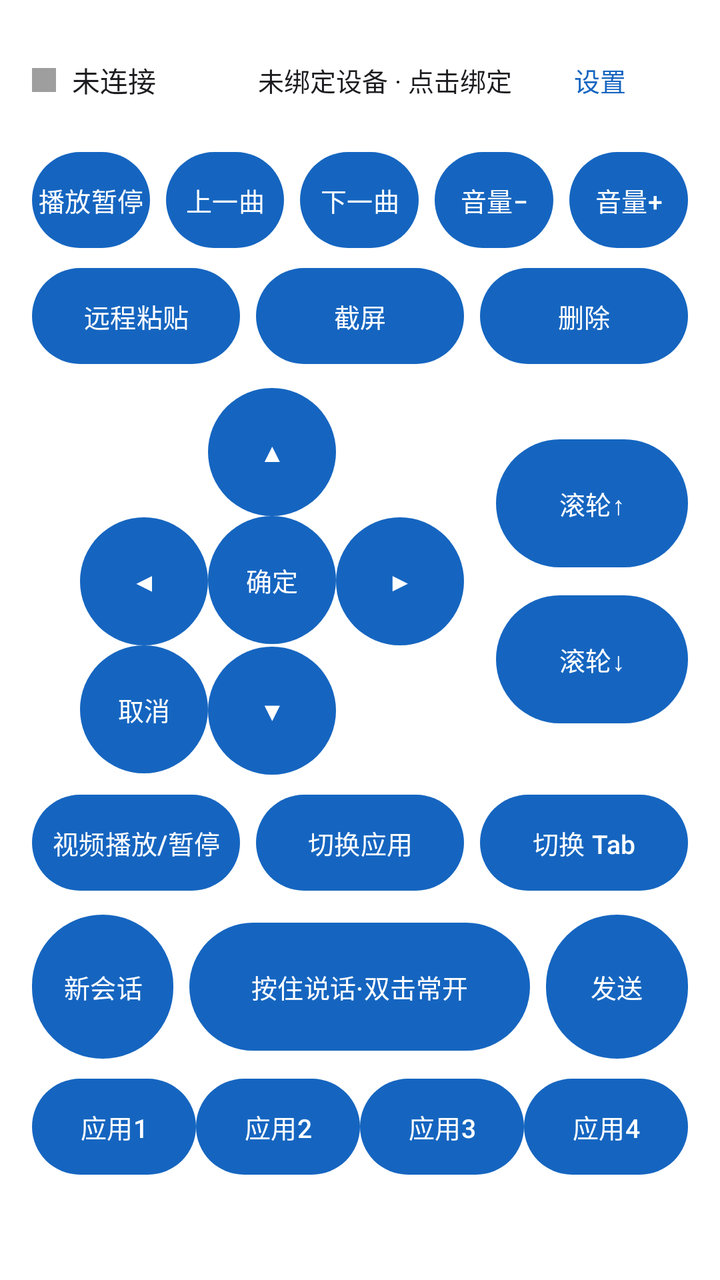
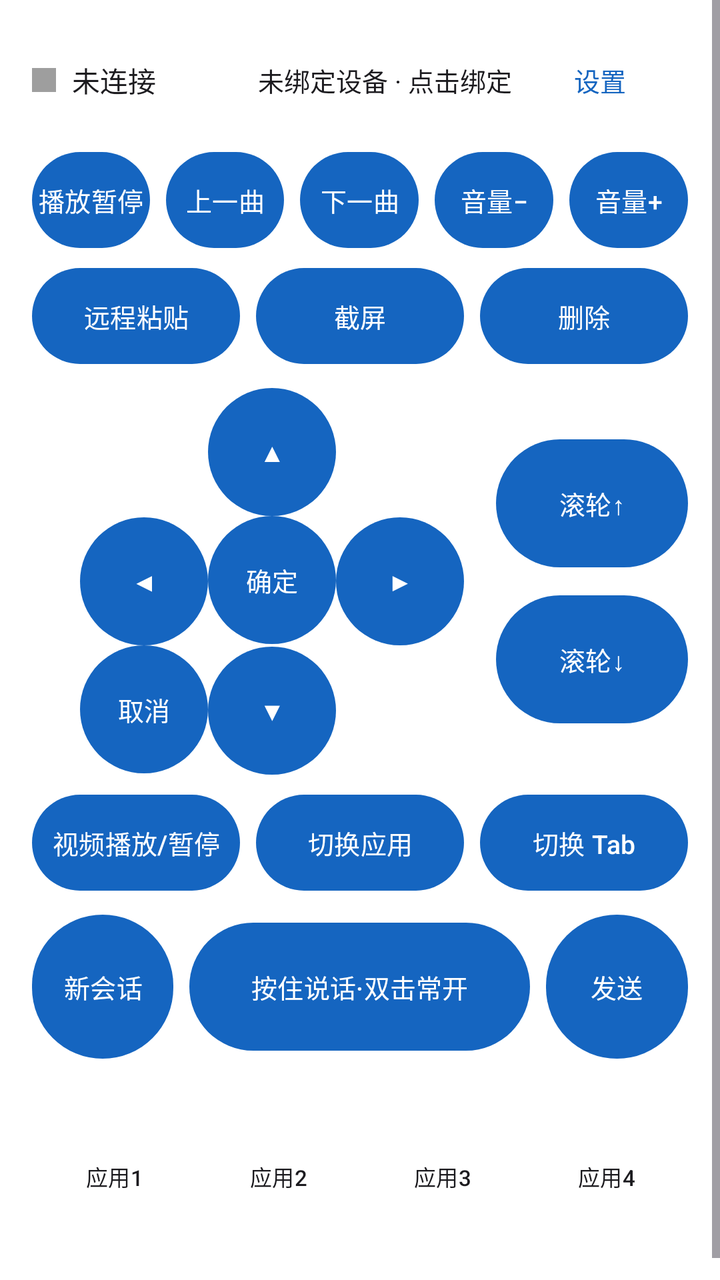

The first picture is an Android layout as it rendered before a commit; the second is the same layout after the commit. The layout source and the unified diff follow.
<!-- AndroidManifest.xml: application theme Theme.RemoteMic -->
<!-- res/layout/activity_main.xml -->
<?xml version="1.0" encoding="utf-8"?>
<ScrollView xmlns:android="http://schemas.android.com/apk/res/android"
    android:layout_width="match_parent"
    android:layout_height="match_parent"
    android:fillViewport="true">

    <LinearLayout
        android:layout_width="match_parent"
        android:layout_height="wrap_content"
        android:orientation="vertical"
        android:padding="16dp">

        
        <LinearLayout
            android:layout_width="match_parent"
            android:layout_height="wrap_content"
            android:orientation="horizontal"
            android:gravity="center_vertical">

            <View
                android:id="@+id/statusDot"
                android:layout_width="12dp"
                android:layout_height="12dp"
                android:background="#9E9E9E" />

            <TextView
                android:id="@+id/statusText"
                android:layout_width="wrap_content"
                android:layout_height="wrap_content"
                android:layout_marginStart="8dp"
                android:text="未连接" />

            <TextView
                android:id="@+id/tvDevice"
                android:layout_width="0dp"
                android:layout_height="wrap_content"
                android:layout_marginStart="12dp"
                android:layout_weight="1"
                android:background="?attr/selectableItemBackground"
                android:gravity="end"
                android:paddingVertical="6dp"
                android:text="未绑定设备 · 点击绑定"
                android:textSize="13sp" />

            <com.google.android.material.button.MaterialButton
                android:id="@+id/btnSettings"
                style="@style/Widget.Material3.Button.TextButton"
                android:layout_width="wrap_content"
                android:layout_height="wrap_content"
                android:text="设置"
                android:textSize="13sp" />
        </LinearLayout>

        
        <LinearLayout
            android:layout_width="match_parent"
            android:layout_height="wrap_content"
            android:layout_marginTop="12dp"
            android:orientation="horizontal">

            <com.google.android.material.button.MaterialButton
                android:id="@+id/btnPlayPause"
                style="@style/Widget.RemoteMic.Key"
                android:layout_width="0dp"
                android:layout_height="48dp"
                android:layout_weight="1"
                android:text="播放暂停" />

            <com.google.android.material.button.MaterialButton
                android:id="@+id/btnPrev"
                style="@style/Widget.RemoteMic.Key"
                android:layout_width="0dp"
                android:layout_height="48dp"
                android:layout_weight="1"
                android:layout_marginStart="8dp"
                android:text="上一曲" />

            <com.google.android.material.button.MaterialButton
                android:id="@+id/btnNext"
                style="@style/Widget.RemoteMic.Key"
                android:layout_width="0dp"
                android:layout_height="48dp"
                android:layout_weight="1"
                android:layout_marginStart="8dp"
                android:text="下一曲" />

            <com.google.android.material.button.MaterialButton
                android:id="@+id/btnVolDown"
                style="@style/Widget.RemoteMic.Key"
                android:layout_width="0dp"
                android:layout_height="48dp"
                android:layout_weight="1"
                android:layout_marginStart="8dp"
                android:text="音量−" />

            <com.google.android.material.button.MaterialButton
                android:id="@+id/btnVolUp"
                style="@style/Widget.RemoteMic.Key"
                android:layout_width="0dp"
                android:layout_height="48dp"
                android:layout_weight="1"
                android:layout_marginStart="8dp"
                android:text="音量+" />
        </LinearLayout>

        
        <LinearLayout
            android:layout_width="match_parent"
            android:layout_height="wrap_content"
            android:layout_marginTop="10dp"
            android:orientation="horizontal">

            <com.google.android.material.button.MaterialButton
                android:id="@+id/btnPaste"
                style="@style/Widget.RemoteMic.Key"
                android:layout_width="0dp"
                android:layout_height="48dp"
                android:layout_weight="1"
                android:text="远程粘贴" />

            <com.google.android.material.button.MaterialButton
                android:id="@+id/btnScreenshot"
                style="@style/Widget.RemoteMic.Key"
                android:layout_width="0dp"
                android:layout_height="48dp"
                android:layout_weight="1"
                android:layout_marginStart="8dp"
                android:text="截屏" />

            <com.google.android.material.button.MaterialButton
                android:id="@+id/btnDelete"
                style="@style/Widget.RemoteMic.Key"
                android:layout_width="0dp"
                android:layout_height="48dp"
                android:layout_weight="1"
                android:layout_marginStart="8dp"
                android:text="删除" />
        </LinearLayout>

        
        <LinearLayout
            android:layout_width="match_parent"
            android:layout_height="wrap_content"
            android:layout_marginTop="12dp"
            android:orientation="horizontal"
            android:gravity="center_vertical">

            <GridLayout
                android:layout_width="wrap_content"
                android:layout_height="wrap_content"
                android:layout_marginStart="24dp"
                android:columnCount="3"
                android:rowCount="3"
                android:horizontalGap="10dp"
                android:verticalGap="10dp">

                <View android:layout_width="64dp" android:layout_height="64dp" />

                <com.google.android.material.button.MaterialButton
                    android:id="@+id/btnUp"
                    style="@style/Widget.RemoteMic.Round"
                    android:layout_width="64dp"
                    android:layout_height="64dp"
                    android:text="▲" />

                <View android:layout_width="64dp" android:layout_height="64dp" />

                <com.google.android.material.button.MaterialButton
                    android:id="@+id/btnLeft"
                    style="@style/Widget.RemoteMic.Round"
                    android:layout_width="64dp"
                    android:layout_height="64dp"
                    android:text="◀" />

                <com.google.android.material.button.MaterialButton
                    android:id="@+id/btnOk"
                    style="@style/Widget.RemoteMic.Round"
                    android:layout_width="64dp"
                    android:layout_height="64dp"
                    android:text="确定" />

                <com.google.android.material.button.MaterialButton
                    android:id="@+id/btnRight"
                    style="@style/Widget.RemoteMic.Round"
                    android:layout_width="64dp"
                    android:layout_height="64dp"
                    android:text="▶" />

                <com.google.android.material.button.MaterialButton
                    android:id="@+id/btnCancel"
                    style="@style/Widget.RemoteMic.Round"
                    android:layout_width="64dp"
                    android:layout_height="64dp"
                    android:text="取消" />

                <com.google.android.material.button.MaterialButton
                    android:id="@+id/btnDown"
                    style="@style/Widget.RemoteMic.Round"
                    android:layout_width="64dp"
                    android:layout_height="64dp"
                    android:text="▼" />

                <View android:layout_width="64dp" android:layout_height="64dp" />
            </GridLayout>

            <LinearLayout
                android:layout_width="0dp"
                android:layout_height="wrap_content"
                android:layout_weight="1"
                android:orientation="vertical"
                android:gravity="end">

                <com.google.android.material.button.MaterialButton
                    android:id="@+id/btnScrollPrev"
                    style="@style/Widget.RemoteMic.Key"
                    android:layout_width="96dp"
                    android:layout_height="64dp"
                    android:text="滚轮↑" />

                <com.google.android.material.button.MaterialButton
                    android:id="@+id/btnScrollNext"
                    style="@style/Widget.RemoteMic.Key"
                    android:layout_width="96dp"
                    android:layout_height="64dp"
                    android:layout_marginTop="14dp"
                    android:text="滚轮↓" />
            </LinearLayout>
        </LinearLayout>

        <LinearLayout
            android:layout_width="match_parent"
            android:layout_height="wrap_content"
            android:layout_marginTop="10dp"
            android:orientation="horizontal">

            <com.google.android.material.button.MaterialButton
                android:id="@+id/btnVideoPlayPause"
                style="@style/Widget.RemoteMic.Key"
                android:layout_width="0dp"
                android:layout_height="48dp"
                android:layout_weight="1"
                android:text="视频播放/暂停" />

            <com.google.android.material.button.MaterialButton
                android:id="@+id/btnSwitcher"
                style="@style/Widget.RemoteMic.Key"
                android:layout_width="0dp"
                android:layout_height="48dp"
                android:layout_weight="1"
                android:layout_marginStart="8dp"
                android:text="切换应用" />

            <com.google.android.material.button.MaterialButton
                android:id="@+id/btnTabSwitch"
                style="@style/Widget.RemoteMic.Key"
                android:layout_width="0dp"
                android:layout_height="48dp"
                android:layout_weight="1"
                android:layout_marginStart="8dp"
                android:text="切换 Tab" />
        </LinearLayout>

        
        <LinearLayout
            android:layout_width="match_parent"
            android:layout_height="wrap_content"
            android:layout_marginTop="12dp"
            android:orientation="horizontal"
            android:gravity="center_vertical">

            <com.google.android.material.button.MaterialButton
                android:id="@+id/btnNewChat"
                style="@style/Widget.RemoteMic.Key"
                android:layout_width="0dp"
                android:layout_height="72dp"
                android:layout_weight="1"
                android:text="新会话" />

            <com.google.android.material.button.MaterialButton
                android:id="@+id/btnVoice"
                android:layout_width="0dp"
                android:layout_height="72dp"
                android:layout_weight="2.4"
                android:layout_marginStart="8dp"
                android:text="按住说话·双击常开"
                android:textSize="13sp" />

            <com.google.android.material.button.MaterialButton
                android:id="@+id/btnSend"
                style="@style/Widget.RemoteMic.Key"
                android:layout_width="0dp"
                android:layout_height="72dp"
                android:layout_weight="1"
                android:layout_marginStart="8dp"
                android:text="发送" />
        </LinearLayout>

        
        <GridLayout
            android:layout_width="match_parent"
            android:layout_height="wrap_content"
            android:layout_marginTop="10dp"
            android:columnCount="4"
            android:horizontalGap="8dp"
            android:verticalGap="8dp">

            <com.google.android.material.button.MaterialButton
                android:id="@+id/appBtn1"
                style="@style/Widget.RemoteMic.Key"
                android:layout_width="0dp"
                android:layout_height="48dp"
                android:layout_columnWeight="1"
                android:text="应用1" />

            <com.google.android.material.button.MaterialButton
                android:id="@+id/appBtn2"
                style="@style/Widget.RemoteMic.Key"
                android:layout_width="0dp"
                android:layout_height="48dp"
                android:layout_columnWeight="1"
                android:text="应用2" />

            <com.google.android.material.button.MaterialButton
                android:id="@+id/appBtn3"
                style="@style/Widget.RemoteMic.Key"
                android:layout_width="0dp"
                android:layout_height="48dp"
                android:layout_columnWeight="1"
                android:text="应用3" />

            <com.google.android.material.button.MaterialButton
                android:id="@+id/appBtn4"
                style="@style/Widget.RemoteMic.Key"
                android:layout_width="0dp"
                android:layout_height="48dp"
                android:layout_columnWeight="1"
                android:text="应用4" />
        </GridLayout>
    </LinearLayout>
</ScrollView>
<!-- resources referenced by this layout -->
<resources>
  <style name="Widget.RemoteMic.Key" parent="Widget.Material3.Button">
          <item name="android:textSize">13sp</item>
          <item name="android:minWidth">0dp</item>
          <item name="android:minHeight">0dp</item>
          <item name="android:paddingLeft">2dp</item>
          <item name="android:paddingRight">2dp</item>
          <item name="android:insetLeft">0dp</item>
          <item name="android:insetRight">0dp</item>
          <item name="android:insetTop">0dp</item>
          <item name="android:insetBottom">0dp</item>
      </style>
  <style name="Widget.RemoteMic.Round" parent="Widget.RemoteMic.Key">
          <item name="cornerRadius">32dp</item>
      </style>
  <style name="Theme.RemoteMic" parent="Theme.Material3.DayNight.NoActionBar">
          <item name="colorPrimary">@color/primary</item>
          <item name="colorPrimaryDark">@color/primary_dark</item>
          <item name="android:colorBackground">@color/surface</item>
          <item name="android:textColor">@color/on_surface</item>
      </style>
  <color name="primary">#1565C0</color>
  <color name="primary_dark">#0D47A1</color>
  <color name="surface">#FFFFFF</color>
  <color name="on_surface">#1C1B1F</color>
</resources>

<!-- the commit's change to res/layout/activity_main.xml (unified diff, before → after) -->
@@ -306,33 +306,33 @@
 
             <com.google.android.material.button.MaterialButton
                 android:id="@+id/appBtn1"
-                style="@style/Widget.RemoteMic.Key"
-                android:layout_width="0dp"
-                android:layout_height="48dp"
+                style="@style/Widget.RemoteMic.AppIcon"
+                android:layout_width="0dp"
+                android:layout_height="96dp"
                 android:layout_columnWeight="1"
                 android:text="应用1" />
 
             <com.google.android.material.button.MaterialButton
                 android:id="@+id/appBtn2"
-                style="@style/Widget.RemoteMic.Key"
-                android:layout_width="0dp"
-                android:layout_height="48dp"
+                style="@style/Widget.RemoteMic.AppIcon"
+                android:layout_width="0dp"
+                android:layout_height="96dp"
                 android:layout_columnWeight="1"
                 android:text="应用2" />
 
             <com.google.android.material.button.MaterialButton
                 android:id="@+id/appBtn3"
-                style="@style/Widget.RemoteMic.Key"
-                android:layout_width="0dp"
-                android:layout_height="48dp"
+                style="@style/Widget.RemoteMic.AppIcon"
+                android:layout_width="0dp"
+                android:layout_height="96dp"
                 android:layout_columnWeight="1"
                 android:text="应用3" />
 
             <com.google.android.material.button.MaterialButton
                 android:id="@+id/appBtn4"
-                style="@style/Widget.RemoteMic.Key"
-                android:layout_width="0dp"
-                android:layout_height="48dp"
+                style="@style/Widget.RemoteMic.AppIcon"
+                android:layout_width="0dp"
+                android:layout_height="96dp"
                 android:layout_columnWeight="1"
                 android:text="应用4" />
         </GridLayout>
<!-- resource entries referenced after the edit -->
@@ -1,5 +1,21 @@
 <!-- resources referenced by this layout -->
 <resources>
+  <style name="Widget.RemoteMic.AppIcon" parent="Widget.Material3.Button.TextButton">
+          <item name="android:textSize">11sp</item>
+          <item name="android:textColor">@color/on_surface</item>
+          <item name="android:insetLeft">0dp</item>
+          <item name="android:insetRight">0dp</item>
+          <item name="android:insetTop">0dp</item>
+          <item name="android:insetBottom">0dp</item>
+          <item name="android:paddingLeft">2dp</item>
+          <item name="android:paddingRight">2dp</item>
+          <item name="android:paddingTop">6dp</item>
+          <item name="android:paddingBottom">4dp</item>
+          <item name="iconGravity">textTop</item>
+          <item name="iconPadding">6dp</item>
+          <item name="iconSize">52dp</item>
+          <item name="backgroundTint">@android:color/transparent</item>
+      </style>
   <style name="Widget.RemoteMic.Key" parent="Widget.Material3.Button">
           <item name="android:textSize">13sp</item>
           <item name="android:minWidth">0dp</item>
